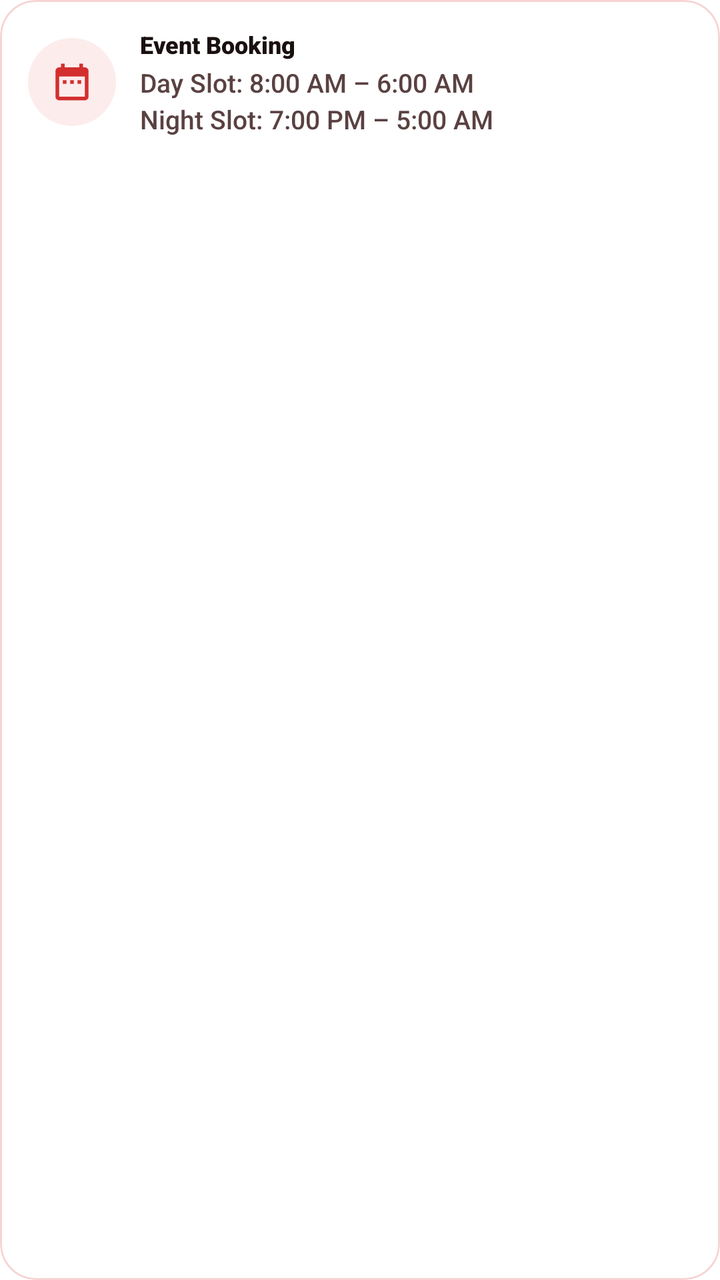
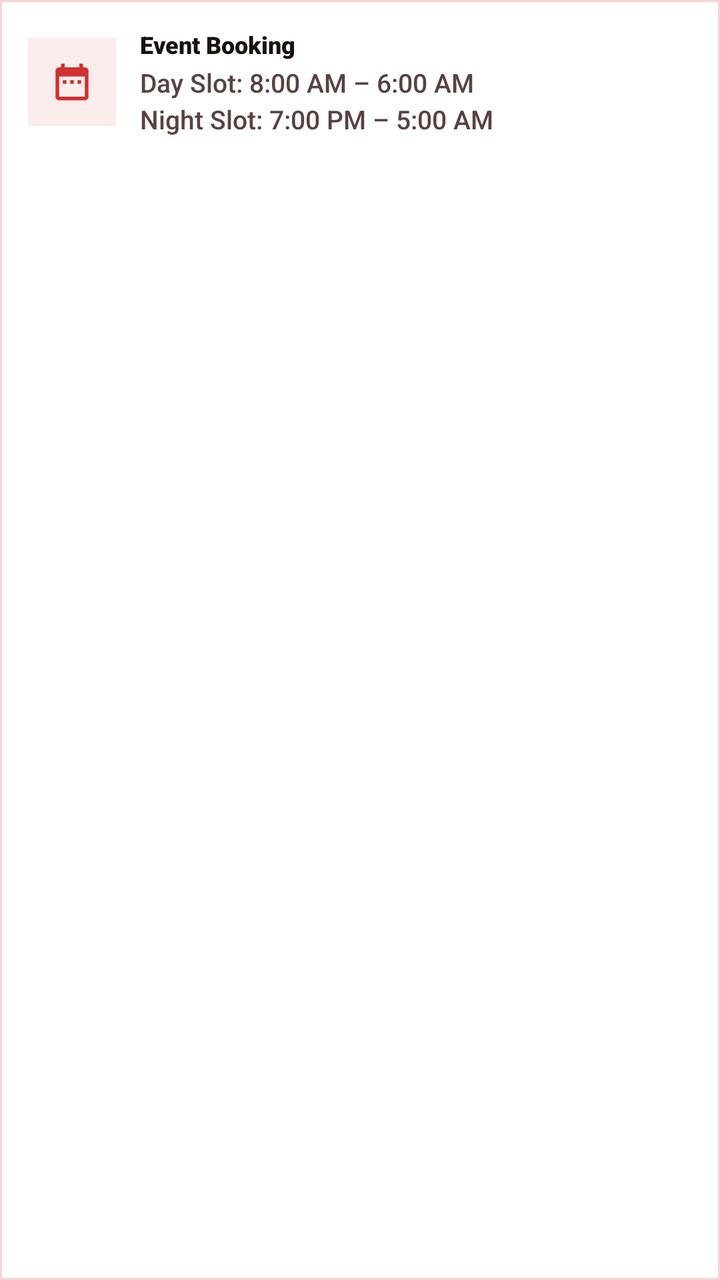

The first picture is an Android layout as it rendered before a commit; the second is the same layout after the commit. The layout source and the unified diff follow.
<!-- AndroidManifest.xml: application theme Theme.VelocitySuites -->
<!-- res/layout/item_landing_contact_event.xml -->
<?xml version="1.0" encoding="utf-8"?>
<com.google.android.material.card.MaterialCardView xmlns:android="http://schemas.android.com/apk/res/android"
    xmlns:app="http://schemas.android.com/apk/res-auto"
    android:layout_width="match_parent"
    android:layout_height="wrap_content"
    android:layout_marginTop="10dp"
    app:cardBackgroundColor="@color/velocity_surface_elevated"
    app:cardCornerRadius="18dp"
    app:cardElevation="0dp"
    app:strokeColor="@color/velocity_red_subtle"
    app:strokeWidth="1dp">

    <LinearLayout
        android:layout_width="match_parent"
        android:layout_height="wrap_content"
        android:gravity="center_vertical"
        android:orientation="horizontal"
        android:padding="14dp">

        <FrameLayout
            android:layout_width="44dp"
            android:layout_height="44dp"
            android:background="@drawable/bg_icon_circle_badge">

            <ImageView
                android:layout_width="22dp"
                android:layout_height="22dp"
                android:layout_gravity="center"
                android:contentDescription="@string/landing_hotel_event_booking_label"
                android:src="@drawable/ic_calendar"
                app:tint="@color/velocity_red_primary" />
        </FrameLayout>

        <LinearLayout
            android:layout_width="0dp"
            android:layout_height="wrap_content"
            android:layout_marginStart="12dp"
            android:layout_weight="1"
            android:orientation="vertical">

            <TextView
                android:layout_width="match_parent"
                android:layout_height="wrap_content"
                android:fontFamily="sans-serif-black"
                android:text="@string/landing_hotel_event_booking_label"
                android:textColor="@color/velocity_text_primary"
                android:textSize="12sp" />

            <TextView
                android:layout_width="match_parent"
                android:layout_height="wrap_content"
                android:layout_marginTop="2dp"
                android:fontFamily="sans-serif-medium"
                android:lineSpacingExtra="3dp"
                android:text="@string/landing_hotel_event_booking"
                android:textColor="@color/velocity_text_secondary"
                android:textSize="13sp" />
        </LinearLayout>
    </LinearLayout>
</com.google.android.material.card.MaterialCardView>
<!-- resources referenced by this layout -->
<resources>
  <!-- drawable bg_icon_circle_badge (drawable) -->
  <?xml version="1.0" encoding="utf-8"?>
  <shape xmlns:android="http://schemas.android.com/apk/res/android"
      android:shape="oval">
      <solid android:color="@color/velocity_red_soft" />
  </shape>
  <style name="Theme.VelocitySuites" parent="Theme.MaterialComponents.DayNight.NoActionBar">
          
          <item name="colorPrimary">@color/velocity_red_primary</item>
          <item name="colorPrimaryVariant">@color/velocity_red_dark</item>
          <item name="colorOnPrimary">@color/white</item>
          
          <item name="colorSecondary">@color/velocity_red_rose</item>
          <item name="colorSecondaryVariant">@color/velocity_red_deep</item>
          <item name="colorOnSecondary">@color/white</item>
          
          <item name="android:statusBarColor">@color/velocity_red_primary</item>
          
          <item name="textAppearanceHeadline1">@style/TextAppearance.MaterialComponents.Headline1</item>
          <item name="textAppearanceHeadline2">@style/TextAppearance.MaterialComponents.Headline2</item>
          <item name="textAppearanceHeadline3">@style/TextAppearance.MaterialComponents.Headline3</item>
          <item name="textAppearanceHeadline4">@style/TextAppearance.MaterialComponents.Headline4</item>
          <item name="textAppearanceHeadline5">@style/TextAppearance.MaterialComponents.Headline5</item>
          <item name="textAppearanceHeadline6">@style/TextAppearance.MaterialComponents.Headline6</item>
          <item name="textAppearanceSubtitle1">@style/TextAppearance.MaterialComponents.Subtitle1</item>
          <item name="textAppearanceSubtitle2">@style/TextAppearance.MaterialComponents.Subtitle2</item>
          <item name="textAppearanceBody1">@style/TextAppearance.MaterialComponents.Body1</item>
          <item name="textAppearanceBody2">@style/TextAppearance.MaterialComponents.Body2</item>
          <item name="textAppearanceCaption">@style/TextAppearance.MaterialComponents.Caption</item>
          <item name="textAppearanceButton">@style/TextAppearance.MaterialComponents.Button</item>
          <item name="textAppearanceOverline">@style/TextAppearance.MaterialComponents.Overline</item>
      </style>
  <!-- unchanged entries left out for length: 13 -->
</resources>

<!-- the commit's change to res/layout/item_landing_contact_event.xml (unified diff, before → after) -->
@@ -5,7 +5,7 @@
     android:layout_height="wrap_content"
     android:layout_marginTop="10dp"
     app:cardBackgroundColor="@color/velocity_surface_elevated"
-    app:cardCornerRadius="18dp"
+    app:cardCornerRadius="0dp"
     app:cardElevation="0dp"
     app:strokeColor="@color/velocity_red_subtle"
     app:strokeWidth="1dp">
<!-- resource entries referenced after the edit -->
@@ -3,7 +3,7 @@
   <!-- drawable bg_icon_circle_badge (drawable) -->
   <?xml version="1.0" encoding="utf-8"?>
   <shape xmlns:android="http://schemas.android.com/apk/res/android"
-      android:shape="oval">
+      android:shape="rectangle">
       <solid android:color="@color/velocity_red_soft" />
   </shape>
   <style name="Theme.VelocitySuites" parent="Theme.MaterialComponents.DayNight.NoActionBar">
@@ -31,6 +31,132 @@
           <item name="textAppearanceCaption">@style/TextAppearance.MaterialComponents.Caption</item>
           <item name="textAppearanceButton">@style/TextAppearance.MaterialComponents.Button</item>
           <item name="textAppearanceOverline">@style/TextAppearance.MaterialComponents.Overline</item>
+          
+          <item name="shapeAppearanceSmallComponent">@style/ShapeAppearance.Velocity.Square</item>
+          <item name="shapeAppearanceMediumComponent">@style/ShapeAppearance.Velocity.Square</item>
+          <item name="shapeAppearanceLargeComponent">@style/ShapeAppearance.Velocity.Square</item>
+          <item name="materialButtonStyle">@style/Widget.Velocity.Flat.Button</item>
+          <item name="materialButtonOutlinedStyle">@style/Widget.Velocity.Flat.Button.Outlined</item>
+          <item name="borderlessButtonStyle">@style/Widget.Velocity.Flat.Button.Text</item>
+          <item name="materialCardViewStyle">@style/Widget.Velocity.Card.Flat</item>
+          <item name="chipStyle">@style/Widget.Velocity.Flat.Chip</item>
+          <item name="textInputStyle">@style/Widget.Velocity.TextInputLayout.OutlinedBox.Square</item>
+          <item name="snackbarStyle">@style/Widget.Velocity.Flat.Snackbar</item>
+          <item name="materialAlertDialogTheme">@style/ThemeOverlay.Velocity.Flat.AlertDialog</item>
+          <item name="bottomSheetDialogTheme">@style/ThemeOverlay.Velocity.Flat.BottomSheetDialog</item>
+          <item name="android:windowElevation">0dp</item>
+      </style>
+  <style name="ShapeAppearance.Velocity.Square" parent="">
+          <item name="cornerFamily">rounded</item>
+          <item name="cornerSize">0dp</item>
+      </style>
+  <style name="Widget.Velocity.Flat.Button" parent="Widget.MaterialComponents.Button">
+          <item name="cornerRadius">0dp</item>
+          <item name="android:stateListAnimator">@null</item>
+          <item name="android:elevation">0dp</item>
+          <item name="android:minHeight">48dp</item>
+          <item name="android:insetTop">0dp</item>
+          <item name="android:insetBottom">0dp</item>
+          <item name="android:textAllCaps">false</item>
+          <item name="shapeAppearance">@style/ShapeAppearance.Velocity.Square</item>
+      </style>
+  <style name="Widget.Velocity.Flat.Button.Outlined" parent="Widget.MaterialComponents.Button.OutlinedButton">
+          <item name="cornerRadius">0dp</item>
+          <item name="android:stateListAnimator">@null</item>
+          <item name="android:elevation">0dp</item>
+          <item name="android:minHeight">48dp</item>
+          <item name="android:insetTop">0dp</item>
+          <item name="android:insetBottom">0dp</item>
+          <item name="android:textAllCaps">false</item>
+          <item name="strokeWidth">1dp</item>
+          <item name="strokeColor">@color/velocity_red_primary</item>
+          <item name="android:textColor">@color/velocity_red_primary</item>
+          <item name="shapeAppearance">@style/ShapeAppearance.Velocity.Square</item>
+      </style>
+  <style name="Widget.Velocity.Flat.Button.Text" parent="Widget.MaterialComponents.Button.TextButton">
+          <item name="cornerRadius">0dp</item>
+          <item name="android:stateListAnimator">@null</item>
+          <item name="android:elevation">0dp</item>
+          <item name="android:minHeight">48dp</item>
+          <item name="android:insetTop">0dp</item>
+          <item name="android:insetBottom">0dp</item>
+          <item name="android:textAllCaps">false</item>
+          <item name="shapeAppearance">@style/ShapeAppearance.Velocity.Square</item>
+      </style>
+  <style name="Widget.Velocity.Card.Flat" parent="Widget.MaterialComponents.CardView">
+          <item name="cardElevation">0dp</item>
+          <item name="cardCornerRadius">0dp</item>
+          <item name="cardBackgroundColor">@color/velocity_surface_elevated</item>
+          <item name="strokeColor">@color/velocity_divider_hairline</item>
+          <item name="strokeWidth">1dp</item>
+          <item name="shapeAppearance">@style/ShapeAppearance.Velocity.Square</item>
+      </style>
+  <style name="Widget.Velocity.Flat.Chip" parent="Widget.MaterialComponents.Chip.Choice">
+          <item name="shapeAppearance">@style/ShapeAppearance.Velocity.Square</item>
+          <item name="shapeAppearanceOverlay">@style/ShapeAppearance.Velocity.Square</item>
+          <item name="chipCornerRadius">0dp</item>
+          <item name="android:minHeight">48dp</item>
+          <item name="chipMinHeight">48dp</item>
+          <item name="chipStrokeWidth">1dp</item>
+          <item name="android:elevation">0dp</item>
+      </style>
+  <style name="Widget.Velocity.TextInputLayout.OutlinedBox.Square" parent="Widget.MaterialComponents.TextInputLayout.OutlinedBox">
+          <item name="boxCornerRadiusBottomEnd">0dp</item>
+          <item name="boxCornerRadiusBottomStart">0dp</item>
+          <item name="boxCornerRadiusTopEnd">0dp</item>
+          <item name="boxCornerRadiusTopStart">0dp</item>
+          <item name="boxStrokeColor">@color/velocity_red_primary</item>
+          <item name="boxStrokeWidth">1dp</item>
+          <item name="boxStrokeWidthFocused">2dp</item>
+          <item name="startIconTint">@color/velocity_red_primary</item>
+          <item name="endIconTint">@color/velocity_red_primary</item>
+          <item name="hintEnabled">false</item>
+      </style>
+  <style name="Widget.Velocity.Flat.Snackbar" parent="Widget.MaterialComponents.Snackbar">
+          <item name="android:background">@drawable/bg_snackbar_flat</item>
+          <item name="android:elevation">0dp</item>
+      </style>
+  <style name="ThemeOverlay.Velocity.Flat.AlertDialog" parent="ThemeOverlay.MaterialComponents.MaterialAlertDialog">
+          <item name="android:windowElevation">0dp</item>
+          <item name="shapeAppearanceOverlay">@style/ShapeAppearance.Velocity.Square</item>
+          <item name="shapeAppearanceSmallComponent">@style/ShapeAppearance.Velocity.Square</item>
+          <item name="shapeAppearanceMediumComponent">@style/ShapeAppearance.Velocity.Square</item>
+          <item name="shapeAppearanceLargeComponent">@style/ShapeAppearance.Velocity.Square</item>
+          <item name="materialButtonStyle">@style/Widget.Velocity.Flat.Button.Text</item>
+          <item name="materialButtonOutlinedStyle">@style/Widget.Velocity.Flat.Button.Outlined</item>
+          <item name="borderlessButtonStyle">@style/Widget.Velocity.Flat.Button.Text</item>
+          <item name="materialCardViewStyle">@style/Widget.Velocity.Card.Flat</item>
+          <item name="chipStyle">@style/Widget.Velocity.Flat.Chip</item>
+          <item name="textInputStyle">@style/Widget.Velocity.TextInputLayout.OutlinedBox.Square</item>
+          <item name="buttonBarPositiveButtonStyle">@style/Widget.Velocity.Flat.Button.Text</item>
+          <item name="buttonBarNegativeButtonStyle">@style/Widget.Velocity.Flat.Button.Text</item>
+          <item name="buttonBarNeutralButtonStyle">@style/Widget.Velocity.Flat.Button.Text</item>
+      </style>
+  <style name="ThemeOverlay.Velocity.Flat.BottomSheetDialog" parent="ThemeOverlay.MaterialComponents.BottomSheetDialog">
+          <item name="bottomSheetStyle">@style/Widget.Velocity.Flat.BottomSheet</item>
+          <item name="android:windowElevation">0dp</item>
+          <item name="shapeAppearanceSmallComponent">@style/ShapeAppearance.Velocity.Square</item>
+          <item name="shapeAppearanceMediumComponent">@style/ShapeAppearance.Velocity.Square</item>
+          <item name="shapeAppearanceLargeComponent">@style/ShapeAppearance.Velocity.Square</item>
+          <item name="materialButtonStyle">@style/Widget.Velocity.Flat.Button</item>
+          <item name="materialButtonOutlinedStyle">@style/Widget.Velocity.Flat.Button.Outlined</item>
+          <item name="borderlessButtonStyle">@style/Widget.Velocity.Flat.Button.Text</item>
+          <item name="materialCardViewStyle">@style/Widget.Velocity.Card.Flat</item>
+          <item name="chipStyle">@style/Widget.Velocity.Flat.Chip</item>
+          <item name="textInputStyle">@style/Widget.Velocity.TextInputLayout.OutlinedBox.Square</item>
+      </style>
+  <color name="velocity_divider_hairline">#1A000000</color>
+  <!-- drawable bg_snackbar_flat (drawable) -->
+  <?xml version="1.0" encoding="utf-8"?>
+  <shape xmlns:android="http://schemas.android.com/apk/res/android" android:shape="rectangle">
+      <solid android:color="#323232" />
+      <stroke android:width="1dp" android:color="#33FFFFFF" />
+      <corners android:radius="0dp" />
+  </shape>
+  <style name="Widget.Velocity.Flat.BottomSheet" parent="Widget.MaterialComponents.BottomSheet.Modal">
+          <item name="shapeAppearanceOverlay">@style/ShapeAppearance.Velocity.Square</item>
+          <item name="android:elevation">0dp</item>
+          <item name="backgroundTint">@color/velocity_surface_elevated</item>
       </style>
   <!-- unchanged entries left out for length: 13 -->
 </resources>
